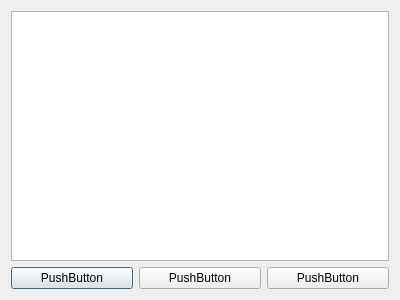
sid1980/ARMInspector, file ARMInspectorGUI/Forms/mroFrm.ui: the form before one commit.
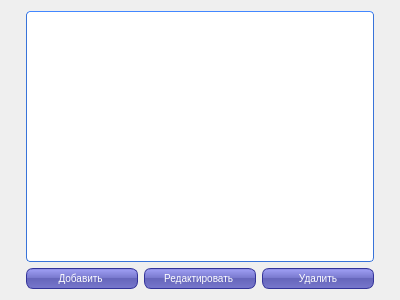
The form after the commit. Icons and pictures are not drawn.

```diff
--- a/ARMInspectorGUI/Forms/mroFrm.ui
+++ b/ARMInspectorGUI/Forms/mroFrm.ui
@@ -13,6 +13,90 @@
   <property name="windowTitle">
    <string>mroFrm</string>
   </property>
+  <property name="styleSheet">
+   <string notr="true">QPushButton {
+color: white;
+background-color: QLinearGradient( x1: 0, y1: 0, x2: 0, y2: 1, stop: 0 #88d, stop: 0.1 #99e, stop: 0.49 #77c, stop: 0.5 #66b, stop: 1 #77c);
+border-width: 1px;
+border-color: #339;
+border-style: solid;
+border-radius: 7;
+padding: 3px;
+font-size: 10px;
+padding-left: 5px;
+padding-right: 5px;
+min-width: 100px;
+max-width: 100px;
+min-height: 13px;
+max-height: 13px;
+}
+QHeaderView {
+    background-color: #fff;
+    font-size:11px;
+}
+QHeaderView::section:horizontal {
+    color: #fff;
+    border-style: solid;
+    background-color: qlineargradient( x1: 0, y1: 0, x2: 0, y2: 1,
+                                        stop: 0 #4287ff, stop: 1 #356ccc);
+ }
+QTableView {
+    border: 1px solid #3873d9;
+    border-top-color: #4287ff;
+    border-radius: 4px;
+    background-color: #fff;
+    background-image: url(:/img/other/background.png);
+    gridline-color: #777;
+    selection-background-color: rgb(235,110,36);
+    color:#333;
+    font-size:11px;
+ }
+
+QScrollBar:vertical {
+     background: #e4e4e4;
+     border-top-right-radius: 4px;
+     border-bottom-right-radius: 4px;
+     width: 12px;
+     margin: 0px;
+ }
+ QScrollBar::handle:vertical {
+    background-color: qlineargradient( x1: 0, y1: 0, x2: 1, y2: 0,
+                                    stop: 0 #4287ff, stop: 1 #356ccc);
+     border-radius: 4px;
+     min-height: 20px;
+     margin: 0px 2px 0px 2px;
+ }
+ QScrollBar::add-line:vertical {
+     background: none;
+     height: 0px;
+     subcontrol-position: right;
+     subcontrol-origin: margin;
+ }
+ QScrollBar::sub-line:vertical {
+     background: none;
+     height: 0px;
+     subcontrol-position: left;
+     subcontrol-origin: margin;
+ }
+
+QMessageBox QPushButton {
+color: white;
+background-color: QLinearGradient( x1: 0, y1: 0, x2: 0, y2: 1, stop: 0 #88d, stop: 0.1 #99e, stop: 0.49 #77c, stop: 0.5 #66b, stop: 1 #77c);
+border-width: 1px;
+border-color: #339;
+border-style: solid;
+border-radius: 7;
+padding: 3px;
+font-size: 10px;
+padding-left: 5px;
+padding-right: 5px;
+min-width: 50px;
+max-width: 50px;
+min-height: 13px;
+max-height: 13px;
+}
+</string>
+  </property>
   <layout class="QGridLayout" name="gridLayout_2">
    <item row="0" column="0">
     <layout class="QGridLayout" name="gridLayout">
@@ -22,21 +106,21 @@
      <item row="1" column="0">
       <widget class="QPushButton" name="pushButton">
        <property name="text">
-        <string>PushButton</string>
+        <string>Добавить </string>
        </property>
       </widget>
      </item>
      <item row="1" column="1">
       <widget class="QPushButton" name="pushButton_2">
        <property name="text">
-        <string>PushButton</string>
+        <string>Редактировать </string>
        </property>
       </widget>
      </item>
      <item row="1" column="2">
       <widget class="QPushButton" name="pushButton_3">
        <property name="text">
-        <string>PushButton</string>
+        <string>Удалить</string>
        </property>
       </widget>
      </item>
```
Left out of the diff: 8 changed lines with no effect on the pictures.
